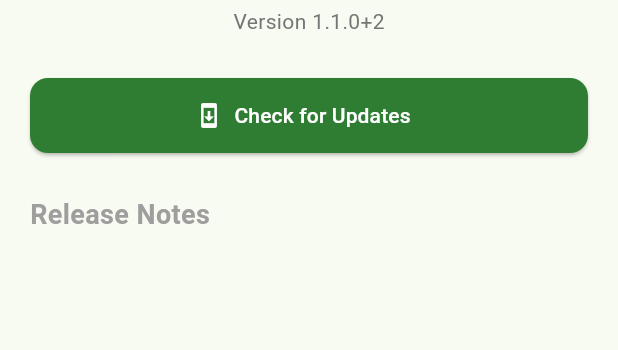
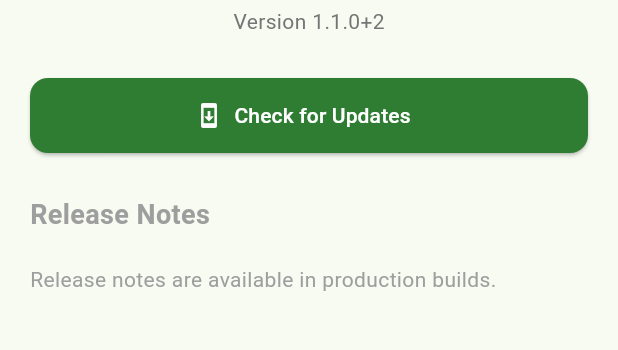
Before and after one commit to bilocan/halal_checker, a Flutter app: the screen it shows after launch, after a tap on the "info outline" icon, on a phone screen of 412 x 824 dp, the part 348-698 px from its top. Run offline on Flutter 3.47's test engine with Material 3 defaults, Android fonts, the phone set to English and light mode, and no system bars; our stand-ins replace file_picker, flutter_map, latlong2, package_info_plus, shared_preferences, sqflite and 1 more; missing offline and left inert: in_app_update, mobile_scanner; accounts and stored records are empty; network calls fail.

Commit message:
feat: Enhance release notes loading with fallback to GitHub API and user feedback

```diff
--- a/lib/screens/about_screen.dart
+++ b/lib/screens/about_screen.dart
@@ -3,6 +3,7 @@ import 'dart:io';
 
 import 'package:flutter/material.dart';
 import 'package:flutter/services.dart';
+import 'package:http/http.dart' as http;
 import 'package:in_app_update/in_app_update.dart';
 import 'package:package_info_plus/package_info_plus.dart';
 
@@ -108,16 +109,34 @@ class _AboutScreenState extends State<AboutScreen> {
         'assets/release_notes.json',
       );
       final data = jsonDecode(jsonString) as List<dynamic>;
-      if (mounted) {
+      if (data.isNotEmpty) {
+        if (mounted) {
+          setState(() {
+            _releaseNotes = data
+                .map((e) => _ReleaseNote.fromJson(e as Map<String, dynamic>))
+                .toList();
+          });
+        }
+        return;
+      }
+    } catch (_) {}
+    // Bundle is empty (local build) — fall back to GitHub API
+    try {
+      final response = await http.get(
+        Uri.parse(
+          'https://api.github.com/repos/bilocan/halal_checker/releases',
+        ),
+        headers: {'Accept': 'application/vnd.github+json'},
+      );
+      if (response.statusCode == 200 && mounted) {
+        final data = jsonDecode(response.body) as List<dynamic>;
         setState(() {
           _releaseNotes = data
               .map((e) => _ReleaseNote.fromJson(e as Map<String, dynamic>))
               .toList();
         });
       }
-    } catch (_) {
-      // silently fail — no release notes shown
-    }
+    } catch (_) {}
   }
 
   Future<void> _checkForUpdate() async {
@@ -232,7 +251,16 @@ class _AboutScreenState extends State<AboutScreen> {
             ),
           ),
           const SizedBox(height: 12),
-          ..._releaseNotes.map(_buildReleaseNoteCard),
+          if (_releaseNotes.isEmpty)
+            Padding(
+              padding: const EdgeInsets.symmetric(vertical: 8),
+              child: Text(
+                'Release notes are available in production builds.',
+                style: TextStyle(color: Colors.grey.shade500, fontSize: 14),
+              ),
+            )
+          else
+            ..._releaseNotes.map(_buildReleaseNoteCard),
           const SizedBox(height: 12),
         ],
       ),
```
